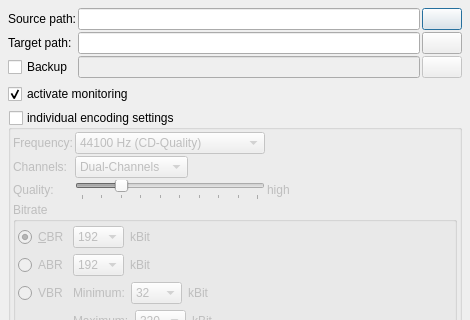
The window that src/forms/editpath/editpath.ui (pfedick/mp3encoder) describes before a commit, drawn with Qt 5; both pictures show x 0 to 470 and y 0 to 320 of the 470 by 517 pixel window.
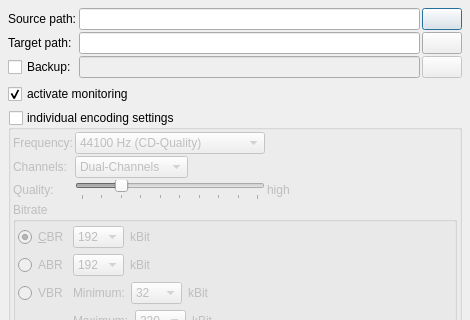
The same window after the commit. Icons and pictures are not drawn.

Diff of the .ui file:
```diff
--- a/src/forms/editpath/editpath.ui
+++ b/src/forms/editpath/editpath.ui
@@ -107,7 +107,7 @@
      <item row="2" column="0">
       <widget class="QCheckBox" name="backupCheckBox">
        <property name="text">
-        <string>Backup</string>
+        <string>Backup:</string>
        </property>
       </widget>
      </item>
```
